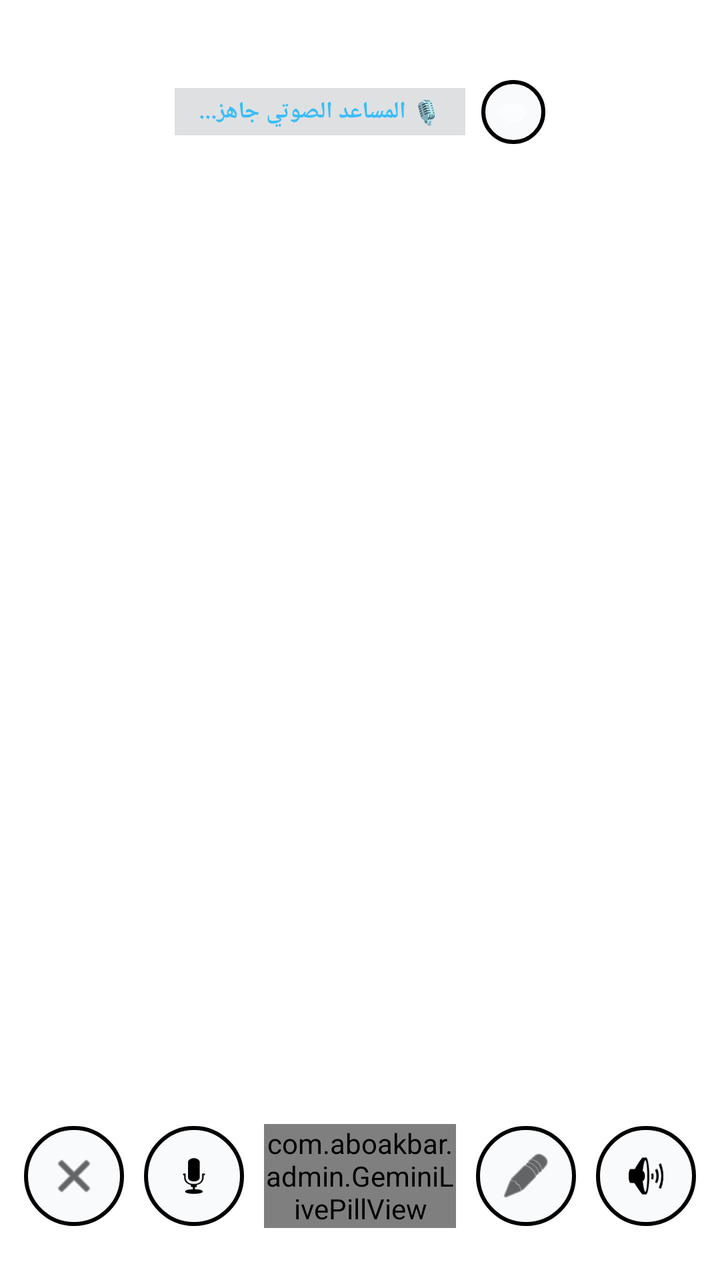
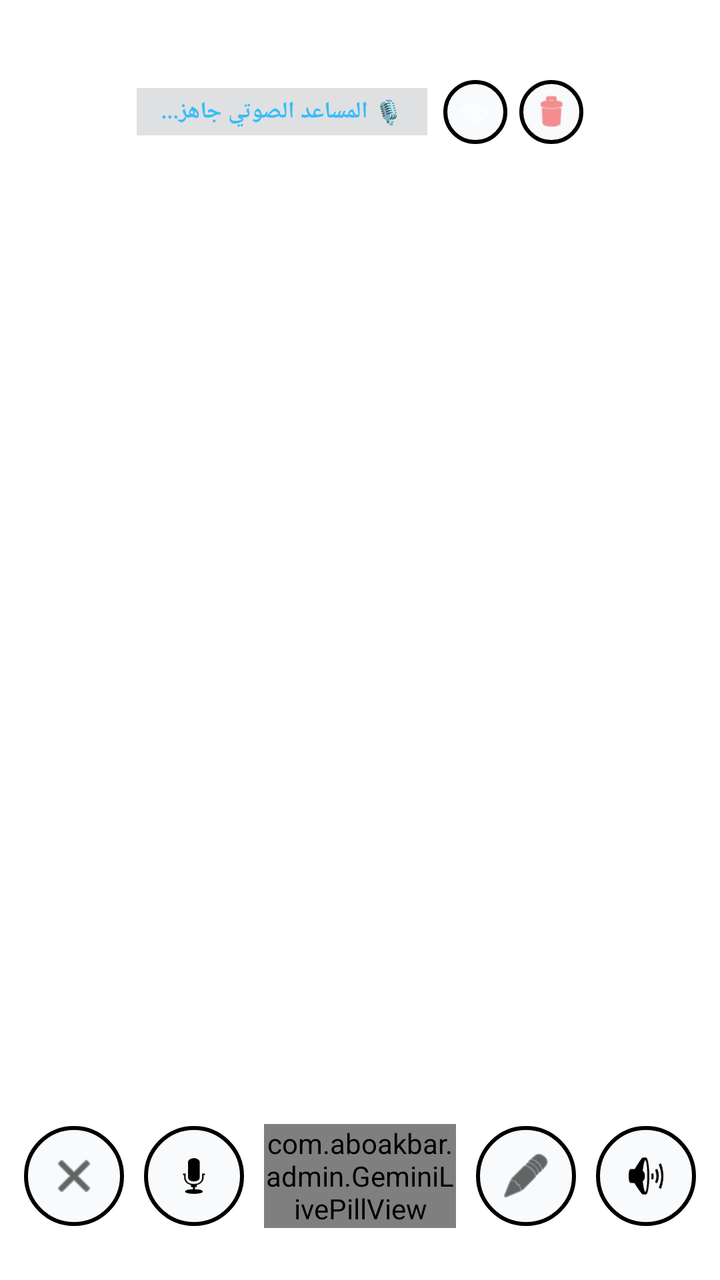

Compare the two renders of this Android layout. The source of the first and the diff that turns it into the second are given below.
<!-- AndroidManifest.xml: activity theme Theme.TransparentVoiceAssistant -->
<!-- res/layout/activity_voice_assistant.xml -->
<?xml version="1.0" encoding="utf-8"?>
<RelativeLayout xmlns:android="http://schemas.android.com/apk/res/android"
    android:layout_width="match_parent"
    android:layout_height="match_parent"
    android:background="@android:color/transparent"
    android:fitsSystemWindows="true">

    
    <View
        android:id="@+id/transparentClickDismiss"
        android:layout_width="match_parent"
        android:layout_height="match_parent"
        android:layout_above="@id/bottomControlsLayout"
        android:background="@android:color/transparent"
        android:clickable="true"
        android:focusable="true" />

    
    <LinearLayout
        android:id="@+id/responseContainer"
        android:layout_width="match_parent"
        android:layout_height="match_parent"
        android:layout_above="@id/bottomControlsLayout"
        android:orientation="vertical"
        android:paddingStart="14dp"
        android:paddingEnd="14dp"
        android:paddingTop="40dp"
        android:paddingBottom="6dp"
        android:background="@android:color/transparent">

        
        <LinearLayout
            android:layout_width="match_parent"
            android:layout_height="wrap_content"
            android:orientation="horizontal"
            android:gravity="center"
            android:layout_marginBottom="8dp">

            <TextView
                android:id="@+id/tvStatus"
                android:layout_width="wrap_content"
                android:layout_height="wrap_content"
                android:text="🎙️ المساعد الصوتي جاهز..."
                android:textSize="11.5sp"
                android:textStyle="bold"
                android:textColor="#38BDF8"
                android:paddingStart="12dp"
                android:paddingEnd="12dp"
                android:paddingTop="4dp"
                android:paddingBottom="4dp"
                android:background="#220F172A"
                android:layout_marginEnd="8dp" />

            <ImageButton
                android:id="@+id/btnToggleChatVisibility"
                android:layout_width="32dp"
                android:layout_height="32dp"
                android:src="@android:drawable/ic_menu_view"
                android:tint="#FFFFFF"
                android:background="@drawable/white_circle_black_stroke"
                android:scaleType="centerInside"
                android:padding="6dp" />
        </LinearLayout>

        <ProgressBar
            android:id="@+id/progressBar"
            android:layout_width="22dp"
            android:layout_height="22dp"
            android:visibility="gone"
            android:layout_gravity="center_horizontal"
            android:layout_marginBottom="8dp" />

        
        <ScrollView
            android:id="@+id/chatScrollView"
            android:layout_width="match_parent"
            android:layout_height="0dp"
            android:layout_weight="1"
            android:fillViewport="true"
            android:scrollbars="none"
            android:background="@android:color/transparent">

            <LinearLayout
                android:id="@+id/chatMessagesContainer"
                android:layout_width="match_parent"
                android:layout_height="wrap_content"
                android:orientation="vertical"
                android:gravity="bottom"
                android:paddingBottom="12dp"
                android:background="@android:color/transparent" />
        </ScrollView>
    </LinearLayout>

    <Button
        android:id="@+id/btnToggleTts"
        android:layout_width="wrap_content"
        android:layout_height="28dp"
        android:visibility="gone"
        android:text="🔊" />

    
    <LinearLayout
        android:id="@+id/bottomControlsLayout"
        android:layout_width="match_parent"
        android:layout_height="wrap_content"
        android:layout_alignParentBottom="true"
        android:orientation="vertical"
        android:background="@android:color/transparent">

        
        <LinearLayout
            android:id="@+id/textInputContainer"
            android:layout_width="match_parent"
            android:layout_height="wrap_content"
            android:orientation="horizontal"
            android:visibility="gone"
            android:padding="8dp"
            android:layout_marginStart="14dp"
            android:layout_marginEnd="14dp"
            android:layout_marginBottom="6dp"
            android:background="#330F172A">

            <EditText
                android:id="@+id/etCommandInput"
                android:layout_width="0dp"
                android:layout_height="44dp"
                android:layout_weight="1"
                android:hint="اكتب أمرك النصي هنا..."
                android:textSize="13sp"
                android:padding="10dp"
                android:background="#22FFFFFF"
                android:textColor="#F8FAFC"
                android:textColorHint="#94A3B8"
                android:layout_marginEnd="6dp"
                android:maxLines="2" />

            <Button
                android:id="@+id/btnSendText"
                android:layout_width="wrap_content"
                android:layout_height="44dp"
                android:text="إرسال"
                android:backgroundTint="#0284C7"
                android:textColor="#FFFFFF" />
        </LinearLayout>

        
        <LinearLayout
            android:id="@+id/bottomGeminiBarLayout"
            android:layout_width="match_parent"
            android:layout_height="80dp"
            android:orientation="horizontal"
            android:gravity="center"
            android:paddingStart="12dp"
            android:paddingEnd="12dp"
            android:paddingBottom="24dp"
            android:background="@android:color/transparent"
            android:layoutDirection="ltr">

            
            <ImageButton
                android:id="@+id/btnClose"
                android:layout_width="50dp"
                android:layout_height="50dp"
                android:src="@android:drawable/ic_menu_close_clear_cancel"
                android:tint="#000000"
                android:background="@drawable/white_circle_black_stroke"
                android:scaleType="centerInside"
                android:padding="12dp"
                android:layout_marginEnd="10dp" />

            
            <ImageButton
                android:id="@+id/btnMicToggle"
                android:layout_width="50dp"
                android:layout_height="50dp"
                android:src="@android:drawable/ic_btn_speak_now"
                android:tint="#000000"
                android:background="@drawable/white_circle_black_stroke"
                android:scaleType="centerInside"
                android:padding="12dp"
                android:layout_marginEnd="10dp" />

            
            <com.aboakbar.admin.GeminiLivePillView
                android:id="@+id/btnGeminiPill"
                android:layout_width="0dp"
                android:layout_height="52dp"
                android:layout_weight="1"
                android:layout_marginEnd="10dp" />

            
            <ImageButton
                android:id="@+id/btnKeyboardToggle"
                android:layout_width="50dp"
                android:layout_height="50dp"
                android:src="@android:drawable/ic_menu_edit"
                android:tint="#000000"
                android:background="@drawable/white_circle_black_stroke"
                android:scaleType="centerInside"
                android:padding="12dp"
                android:layout_marginEnd="10dp" />

            
            <ImageButton
                android:id="@+id/btnVoiceToggle"
                android:layout_width="50dp"
                android:layout_height="50dp"
                android:src="@android:drawable/ic_lock_silent_mode_off"
                android:tint="#000000"
                android:background="@drawable/white_circle_black_stroke"
                android:scaleType="centerInside"
                android:padding="12dp" />

        </LinearLayout>
    </LinearLayout>

</RelativeLayout>
<!-- resources referenced by this layout -->
<resources>
  <!-- drawable white_circle_black_stroke (drawable) -->
  <?xml version="1.0" encoding="utf-8"?>
  <shape xmlns:android="http://schemas.android.com/apk/res/android"
      android:shape="oval">
      <solid android:color="#F8FAFC" />
      <stroke android:width="2dp" android:color="#000000" />
  </shape>
  <style name="Theme.TransparentVoiceAssistant" parent="Theme.Material3.DayNight.NoActionBar">
          <item name="android:windowIsTranslucent">true</item>
          <item name="android:windowBackground">@android:color/transparent</item>
          <item name="android:windowContentOverlay">@null</item>
          <item name="android:windowNoTitle">true</item>
          <item name="android:windowIsFloating">false</item>
          <item name="android:backgroundDimEnabled">true</item>
          <item name="android:backgroundDimAmount">0.35</item>
      </style>
</resources>

<!-- the commit's change to res/layout/activity_voice_assistant.xml (unified diff, before → after) -->
@@ -59,6 +59,17 @@
                 android:tint="#FFFFFF"
                 android:background="@drawable/white_circle_black_stroke"
                 android:scaleType="centerInside"
+                android:padding="6dp"
+                android:layout_marginEnd="6dp" />
+
+            <ImageButton
+                android:id="@+id/btnTrashClearChat"
+                android:layout_width="32dp"
+                android:layout_height="32dp"
+                android:src="@android:drawable/ic_menu_delete"
+                android:tint="#EF4444"
+                android:background="@drawable/white_circle_black_stroke"
+                android:scaleType="centerInside"
                 android:padding="6dp" />
         </LinearLayout>
 
